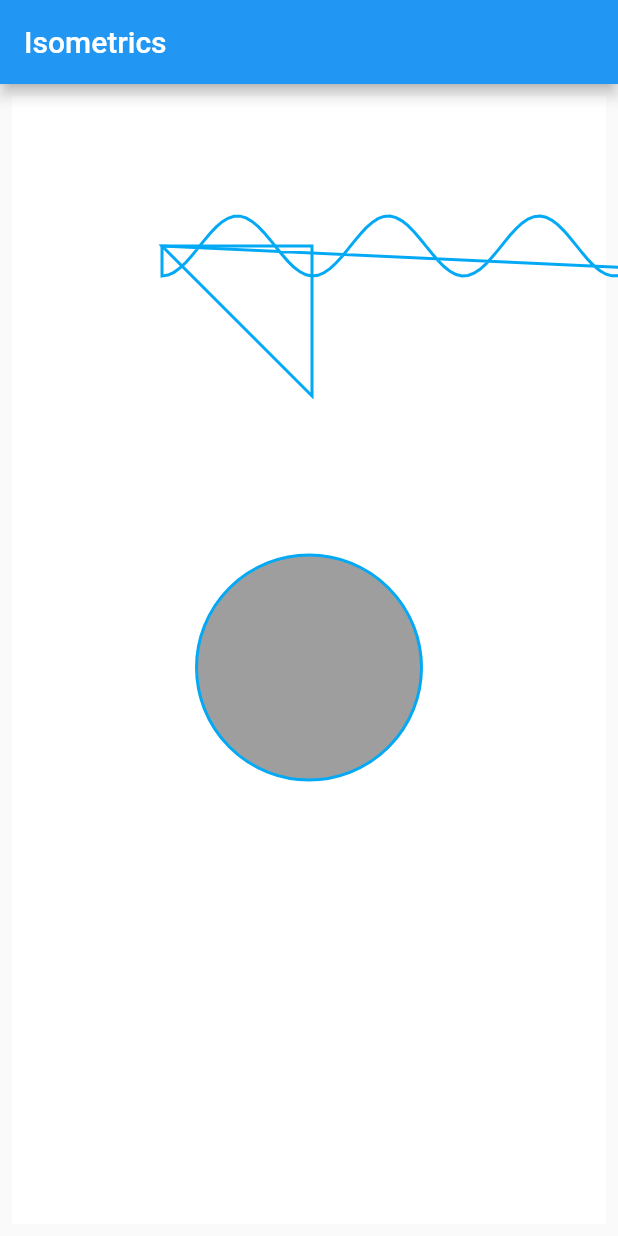
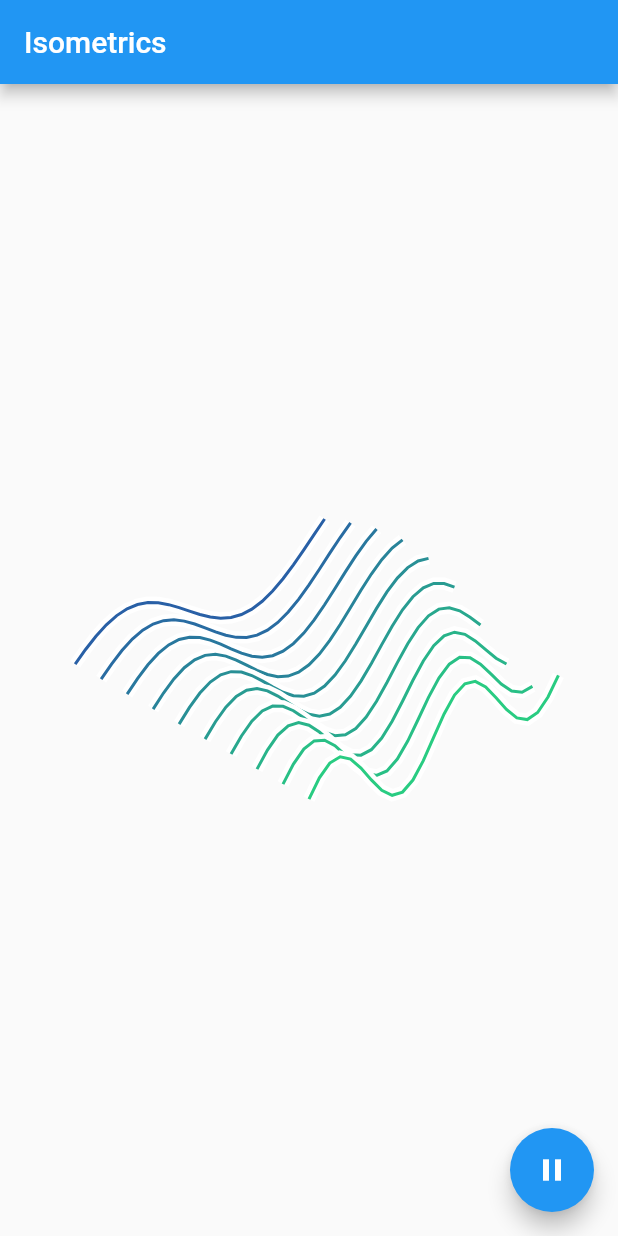
Before and after one commit to jamesporter/isometric-data-vis-flutter, a Flutter app: the screen it shows after launch, on a phone screen of 412 x 824 dp. Run offline on Flutter 3.47's test engine with Material 2 defaults, Android fonts, the phone set to English and light mode, and no system bars.

Commit message:
something working... let's tidy up.... maybe add slider for scale(?) and submit

```diff
--- a/lib/main.dart
+++ b/lib/main.dart
@@ -13,19 +13,64 @@ class MyApp extends StatelessWidget {
         primarySwatch: Colors.blue,
       ),
       home: IsoPage(),
+      debugShowCheckedModeBanner: false,
     );
   }
 }
 
-class IsoPage extends StatelessWidget {
+class IsoPage extends StatefulWidget {
+  @override
+  _IsoPageState createState() => _IsoPageState();
+}
+
+class _IsoPageState extends State<IsoPage> with SingleTickerProviderStateMixin {
+  AnimationController controller;
+  bool playing = true;
+
+  @override
+  void initState() {
+    super.initState();
+    controller =
+        AnimationController(vsync: this, duration: const Duration(seconds: 5))
+          ..repeat();
+  }
+
+  @override
+  void dispose() {
+    controller.dispose();
+    super.dispose();
+  }
+
   @override
   Widget build(BuildContext context) {
     return Scaffold(
-        appBar: AppBar(
-          title: Text("Isometrics"),
-        ),
-        body: Padding(
-            padding: EdgeInsets.all(8.0),
-            child: CustomPaint(painter: IsoVisPainter(), child: Container())));
+      appBar: AppBar(
+        title: Text("Isometrics"),
+      ),
+      body: Padding(
+          padding: EdgeInsets.all(8.0),
+          child: AnimatedBuilder(
+              animation: controller,
+              builder: (context, child) {
+                return CustomPaint(
+                    painter: IsoVisPainter(controller.value),
+                    child: Container());
+              })),
+      floatingActionButton: playing
+          ? FloatingActionButton(
+              onPressed: () {
+                setState(() => this.playing = false);
+                controller.stop();
+              },
+              child: Icon(Icons.pause),
+            )
+          : FloatingActionButton(
+              onPressed: () {
+                setState(() => this.playing = true);
+                controller.repeat();
+              },
+              child: Icon(Icons.play_arrow),
+            ),
+    );
   }
 }
--- a/pubspec.yaml
+++ b/pubspec.yaml
@@ -23,7 +23,6 @@ dependencies:
   # The following adds the Cupertino Icons font to your application.
   # Use with the CupertinoIcons class for iOS style icons.
   cupertino_icons: ^0.1.2
-  color: ^2.1.1
 
 dev_dependencies:
   flutter_test:
```
Also changed, not shown: lib/isometric_vis.dart (+31 -31 lines), pubspec.lock.
